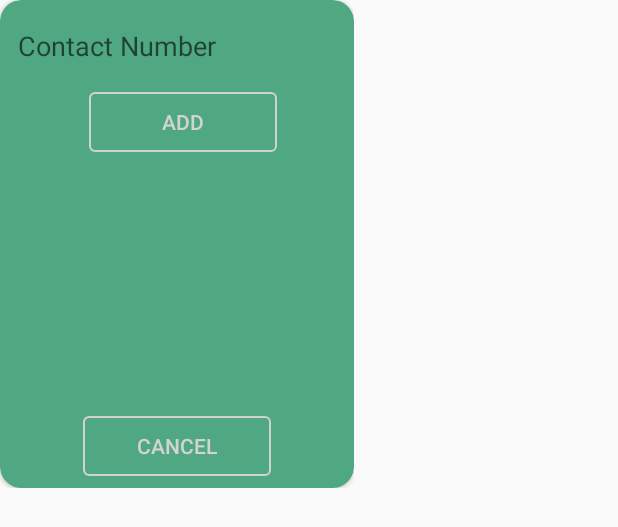
After one commit to luckeyepe/RedAlert, an Android app: the layout popup_emergency_contacts_update.xml on its own in the app's theme, with its tools: preview values and no code run, on a phone screen of 412 x 824 dp. The commit adds this screen. Shown: the top 527 px of the screen. Run offline under Robolectric (Android 15) with nearby library versions, the phone set to English and light mode, and no system bars.

Commit message:
emergency contacts update

```diff
--- a/app/src/main/java/com/example/mickey/redalert/activities/AccountDetailsActivity.kt
+++ b/app/src/main/java/com/example/mickey/redalert/activities/AccountDetailsActivity.kt
@@ -13,7 +13,6 @@ import android.util.Log
 import android.view.LayoutInflater
 import android.view.Window
 import android.widget.ArrayAdapter
-import android.widget.RadioGroup
 import android.widget.Toast
 import com.example.mickey.redalert.R
 import com.example.mickey.redalert.models.User
@@ -29,8 +28,6 @@ import com.google.firebase.storage.UploadTask
 import com.squareup.picasso.Picasso
 import com.theartofdev.edmodo.cropper.CropImage
 import kotlinx.android.synthetic.main.activity_account_details.*
-import kotlinx.android.synthetic.main.activity_signup.*
-import kotlinx.android.synthetic.main.activity_signup2.*
 import kotlinx.android.synthetic.main.popup_blood_type.view.*
 import kotlinx.android.synthetic.main.popup_change_password.view.*
 import kotlinx.android.synthetic.main.popup_update_account_details_part_1.view.*
@@ -237,6 +234,8 @@ class AccountDetailsActivity : AppCompatActivity() {
             var popupListViewAllergies = popupView.listView_popupUpdateAccountDetailsAllergies
             var popupButtonCancel = popupView.button_popupUpdateAccountDetailsCancel
             var popupButtonUpdate = popupView.button_popupUpdateAccountDetailsUpdate
+            var popupImageViewEditAllergies = popupView.imageView_popupUpdateAccountDetailsEditAllergies
+            var popupImageViewEditEmergencyContacts = popupView.imageView_popupUpdateAccountDetailsEditEmergencyContacts
 
             popupEditTextBirthDate.isFocusable = false
             popupEditTextBirthDate.isClickable = true
@@ -446,7 +445,6 @@ class AccountDetailsActivity : AppCompatActivity() {
                     }
                 }
 
-
                 dialogBloodType = Dialog(this)
                 dialogBloodType.requestWindowFeature(Window.FEATURE_NO_TITLE)
                 dialogBloodType.setContentView(popupView)
@@ -456,6 +454,27 @@ class AccountDetailsActivity : AppCompatActivity() {
                 popupButtonOK.setOnClickListener {
                     dialogBloodType.dismiss()
                 }
+            }
+
+            //popup edit allergies
+            popupImageViewEditAllergies.setOnClickListener {
+                //todo popup edit allergies
+                Toast.makeText(this, "Popup Edit Allergies", Toast.LENGTH_SHORT).show()
+
+            }
+
+            //popup edit emergency contacts
+            popupImageViewEditEmergencyContacts.setOnClickListener {
+                //todo popup edit emergency contacts
+                Toast.makeText(this, "Popup edit contacts", Toast.LENGTH_SHORT).show()
+                var dialogEmergencyContacts: Dialog?
+                var popupView = LayoutInflater.from(this).inflate(R.layout.popup_emergency_contacts_update, null)
+
+                dialogEmergencyContacts = Dialog(this)
+                dialogEmergencyContacts.requestWindowFeature(Window.FEATURE_NO_TITLE)
+                dialogEmergencyContacts.setContentView(popupView)
+                dialogEmergencyContacts.setCancelable(false)
+                dialogEmergencyContacts.show()
             }
 
             dialog.requestWindowFeature(Window.FEATURE_NO_TITLE)
--- a/app/src/main/java/com/example/mickey/redalert/activities/Signup3Activity.kt
+++ b/app/src/main/java/com/example/mickey/redalert/activities/Signup3Activity.kt
@@ -53,7 +53,7 @@ class Signup3Activity : AppCompatActivity() {
             var popupView = LayoutInflater.from(this).inflate(R.layout.popup_emergency_contacts, null)
             var arrayList = ArrayList<String>()
 
-            var popupEditTextPhoneNumber = popupView.editText_popupEmergencyContactsPhoneNumber
+            var popupEditTextPhoneNumber = popupView.editText_popupEmergencyContactsContactNumber
             var popupButtonAdd = popupView.button_popupEmergencyContactsAdd
             var popupListView = popupView.listView_popupEmergencyContactsPhoneNumberList
 
--- a/app/src/main/res/layout/popup_emergency_contacts.xml
+++ b/app/src/main/res/layout/popup_emergency_contacts.xml
@@ -17,7 +17,7 @@
                     android:layout_height="wrap_content"
                     android:inputType="number"
                     android:ems="10"
-                    android:id="@+id/editText_popupEmergencyContactsPhoneNumber"
+                    android:id="@+id/editText_popupEmergencyContactsContactNumber"
                     android:layout_marginTop="29dp"
                     app:layout_constraintTop_toTopOf="parent" android:layout_marginStart="16dp"
                     app:layout_constraintStart_toStartOf="parent" android:layout_marginLeft="16dp"
@@ -31,7 +31,7 @@
                     android:layout_height="wrap_content"
                     android:id="@+id/button_popupEmergencyContactsAdd" android:layout_marginTop="8dp"
                     android:stateListAnimator="@drawable/state_list_animator_z"
-                    app:layout_constraintTop_toBottomOf="@+id/editText_popupEmergencyContactsPhoneNumber"
+                    app:layout_constraintTop_toBottomOf="@+id/editText_popupEmergencyContactsContactNumber"
                     app:layout_constraintEnd_toEndOf="parent"
                     app:layout_constraintStart_toStartOf="parent"
                     android:background="@drawable/bt_shape" android:textColor="#d3d3d3" android:textSize="18sp"/>
--- /dev/null
+++ b/app/src/main/res/layout/popup_emergency_contacts_update.xml
@@ -0,0 +1,63 @@
+<?xml version="1.0" encoding="utf-8"?>
+<android.support.constraint.ConstraintLayout xmlns:android="http://schemas.android.com/apk/res/android"
+                                             xmlns:app="http://schemas.android.com/apk/res-auto"
+                                             xmlns:tools="http://schemas.android.com/tools"
+                                             android:layout_width="wrap_content"
+                                             android:layout_height="wrap_content">
+
+    <android.support.v7.widget.CardView
+            android:layout_width="wrap_content"
+            android:layout_height="wrap_content" app:cardBackgroundColor="@color/colorAccent"
+            app:layout_constraintTop_toTopOf="parent" app:layout_constraintStart_toStartOf="parent"
+            app:layout_constraintBottom_toBottomOf="parent" app:layout_constraintEnd_toEndOf="parent"
+            app:cardCornerRadius="14dp">
+        <android.support.constraint.ConstraintLayout
+                android:layout_width="match_parent"
+                android:layout_height="match_parent">
+
+            <EditText
+                    android:layout_width="0dp"
+                    android:layout_height="wrap_content"
+                    android:inputType="phone"
+                    android:ems="10"
+                    android:id="@+id/editText_popupEmergencyContactsUpdateContactNumber" app:layout_constraintTop_toTopOf="parent"
+                    android:layout_marginTop="8dp" app:layout_constraintStart_toStartOf="parent"
+                    android:layout_marginLeft="8dp" android:layout_marginStart="8dp"
+                    app:layout_constraintEnd_toEndOf="parent" android:layout_marginEnd="8dp"
+                    android:layout_marginRight="8dp" android:hint="Contact Number"/>
+            <Button
+                    android:text="add"
+                    android:layout_width="125dp"
+                    android:layout_height="40dp"
+                    android:id="@+id/button" android:layout_marginTop="8dp"
+                    app:layout_constraintTop_toBottomOf="@+id/editText_popupEmergencyContactsUpdateContactNumber" app:layout_constraintStart_toStartOf="parent"
+                    android:layout_marginLeft="8dp" android:layout_marginStart="8dp"
+                    app:layout_constraintEnd_toEndOf="parent"
+                    android:stateListAnimator="@drawable/state_list_animator_z"
+                    android:background="@drawable/bt_shape" android:textColor="#d3d3d3"/>
+            <ListView
+                    android:layout_width="220dp"
+                    android:layout_height="160dp"
+                    android:layout_marginEnd="8dp" android:layout_marginRight="8dp"
+                    app:layout_constraintEnd_toEndOf="parent" app:layout_constraintStart_toStartOf="parent"
+                    android:layout_marginLeft="8dp" android:layout_marginStart="8dp"
+                    android:id="@+id/listView_popupEmergencyContactsUpdateList" android:layout_marginTop="8dp"
+                    app:layout_constraintTop_toBottomOf="@+id/button"
+            />
+            <Button
+                    android:text="cancel"
+                    android:layout_width="125dp"
+                    android:layout_height="40dp"
+                    android:id="@+id/button2"
+                    android:stateListAnimator="@drawable/state_list_animator_z"
+                    android:background="@drawable/bt_shape" android:textColor="#d3d3d3"
+                    app:layout_constraintEnd_toEndOf="parent"
+                    android:layout_marginEnd="8dp" android:layout_marginRight="8dp"
+                    app:layout_constraintStart_toStartOf="parent" android:layout_marginLeft="8dp"
+                    android:layout_marginStart="8dp"
+                    app:layout_constraintTop_toBottomOf="@+id/listView_popupEmergencyContactsUpdateList"
+                    android:layout_marginBottom="8dp" app:layout_constraintBottom_toBottomOf="parent"
+                    android:layout_marginTop="8dp"/>
+        </android.support.constraint.ConstraintLayout>
+    </android.support.v7.widget.CardView>
+</android.support.constraint.ConstraintLayout>
```
